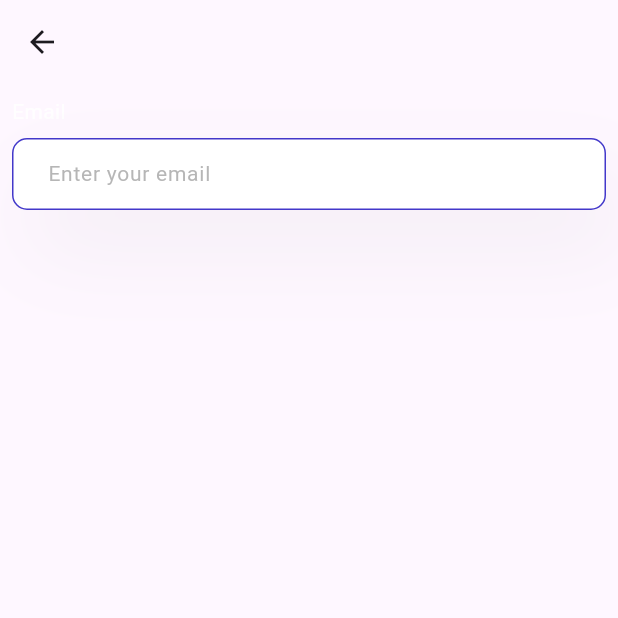
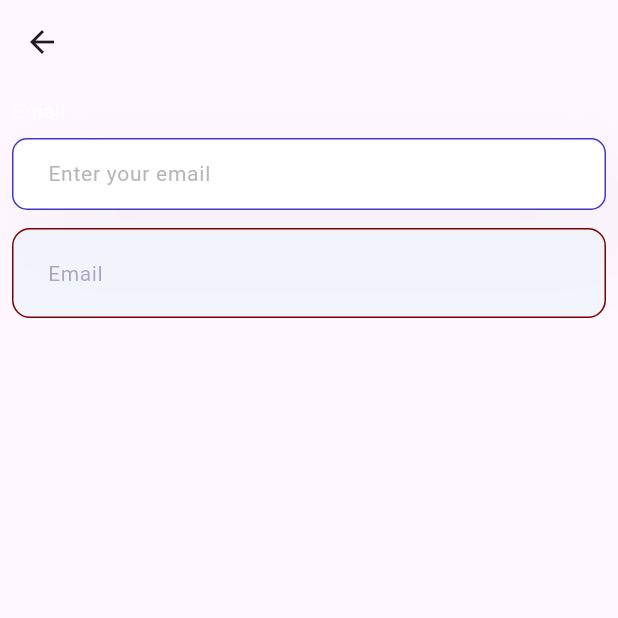
Before and after one commit to KhubaibJamal/FYP, a Flutter app: the InputTextFields screen opened directly, on a phone screen of 412 x 824 dp, the top half of it. Run offline on Flutter 3.47's test engine with Material 3 defaults, Android fonts, the phone set to English and light mode, and no system bars.

Commit message:
textFields:adding custom textfield

```diff
--- a/lib/home/input_text_fields.dart
+++ b/lib/home/input_text_fields.dart
@@ -1,5 +1,6 @@
 import 'package:flutter/material.dart';
 import 'package:fyp/text%20fields/input_text_field1.dart';
+import 'package:fyp/text%20fields/input_text_field2.dart';
 
 class InputTextFields extends StatelessWidget {
   InputTextFields({super.key});
@@ -17,6 +18,13 @@ class InputTextFields extends StatelessWidget {
             children: [
               InputTextField1(inputController: controller),
               const SizedBox(height: 10),
+              CustomTextField(
+                readOnly: false,
+                controller: controller,
+                hintText: "Email",
+                enabled: true,
+              ),
+              const SizedBox(height: 10),
             ],
           ),
         ),
--- /dev/null
+++ b/lib/text fields/input_text_field2.dart
@@ -0,0 +1,192 @@
+import 'package:flutter/material.dart';
+import 'package:flutter/services.dart';
+
+class CustomTextField extends StatefulWidget {
+  const CustomTextField(
+      {Key? key,
+      this.minLines,
+      this.maxLength,
+      required this.readOnly,
+      this.maxLines,
+      this.prefix,
+      this.suffix,
+      this.errorText,
+      required this.controller,
+      required this.hintText,
+      this.onFieldSubmitted,
+      this.onChanged,
+      required this.enabled,
+      this.validator,
+      this.focusNode,
+      this.isPasswordField = false,
+      this.inputFormatters,
+      this.type})
+      : super(key: key);
+  final TextEditingController controller;
+  final String hintText;
+  final FocusNode? focusNode;
+  final void Function(String)? onFieldSubmitted;
+  final void Function(String)? onChanged;
+  final int? maxLines;
+  final String? errorText;
+  final int? minLines;
+  final Widget? prefix;
+  final Widget? suffix;
+  final int? maxLength;
+  final bool readOnly;
+  final bool enabled;
+  final String? Function(String? value)? validator;
+  final TextInputType? type;
+  final bool isPasswordField;
+  final List<TextInputFormatter>? inputFormatters;
+
+  @override
+  State<CustomTextField> createState() => _CustomTextFieldState();
+}
+
+class _CustomTextFieldState extends State<CustomTextField> {
+  bool isPasswordVisible = false;
+
+  @override
+  Widget build(BuildContext context) {
+    return TextFormField(
+      inputFormatters: widget.inputFormatters,
+      onChanged: widget.onChanged,
+      style: Theme.of(context).textTheme.titleSmall,
+      focusNode: widget.focusNode,
+      autofocus: false,
+      maxLength: widget.maxLength,
+      minLines: widget.minLines,
+      readOnly: widget.readOnly,
+      maxLines: widget.isPasswordField ? 1 : widget.maxLines,
+      enabled: widget.enabled,
+      validator: widget.validator,
+      onFieldSubmitted: widget.onFieldSubmitted,
+      keyboardType: widget.type,
+      autovalidateMode: AutovalidateMode.onUserInteraction,
+      onEditingComplete: () => FocusScope.of(context).nextFocus(),
+      textInputAction: TextInputAction.next,
+      obscureText: widget.isPasswordField && !isPasswordVisible,
+      decoration: InputDecoration(
+        errorText: widget.errorText,
+        prefixIcon: widget.prefix,
+        suffixIcon: widget.suffix == null && widget.isPasswordField
+            ? IconButton(
+                onPressed: () {
+                  setState(() {
+                    isPasswordVisible = !isPasswordVisible;
+                  });
+                },
+                icon: Icon(isPasswordVisible
+                    ? Icons.visibility_off
+                    : Icons.visibility),
+                color: Theme.of(context).primaryColor,
+              )
+            : widget.suffix,
+        contentPadding: const EdgeInsets.all(20.0),
+        fillColor: const Color(0xFFeef4fb).withOpacity(0.7),
+        filled: true,
+        label: Text(widget.hintText),
+        border: OutlineInputBorder(
+          borderRadius: BorderRadius.circular(12.0),
+          borderSide: const BorderSide(color: Color(0xff7e0102)),
+        ),
+        labelStyle: Theme.of(context).textTheme.bodySmall!.copyWith(
+            fontSize: 14.0,
+            color: Theme.of(context).primaryColor.withOpacity(.5)),
+        enabledBorder: OutlineInputBorder(
+          borderRadius: BorderRadius.circular(12.0),
+          borderSide: const BorderSide(color: Color(0xff7e0102)),
+        ),
+        focusedBorder: OutlineInputBorder(
+          borderRadius: BorderRadius.circular(12.0),
+          borderSide: const BorderSide(color: const Color(0xff7e0102)),
+        ),
+      ),
+      controller: widget.controller,
+    );
+  }
+}
+
+class CustomPasswordTextField extends StatefulWidget {
+  final TextEditingController controller;
+  final String hintText;
+  final FocusNode? focusNode;
+  final int? maxLength;
+  final bool isPasswordField;
+  final String? Function(String? value)? validator;
+  final TextInputType? type;
+
+  const CustomPasswordTextField(
+      {Key? key,
+      required this.controller,
+      required this.hintText,
+      this.validator,
+      this.focusNode,
+      required this.isPasswordField,
+      this.type,
+      this.maxLength})
+      : super(key: key);
+
+  @override
+  State<CustomPasswordTextField> createState() =>
+      _CustomPasswordTextFieldState();
+}
+
+class _CustomPasswordTextFieldState extends State<CustomPasswordTextField> {
+  bool obscureText = true;
+
+  @override
+  Widget build(BuildContext context) {
+    return TextFormField(
+      obscureText: obscureText,
+      focusNode: widget.focusNode,
+      autofocus: false,
+      maxLength: widget.maxLength,
+      validator: widget.validator,
+      keyboardType: widget.type,
+      autovalidateMode: AutovalidateMode.onUserInteraction,
+      onEditingComplete: () => FocusScope.of(context).nextFocus(),
+      textInputAction: TextInputAction.next,
+      decoration: InputDecoration(
+        suffixIcon: !widget.isPasswordField
+            ? null
+            : IconButton(
+                onPressed: () {
+                  setState(() {});
+                  obscureText = !obscureText;
+                },
+                icon: passwordIcon(obscureText),
+              ),
+        contentPadding: const EdgeInsets.all(20.0),
+        // fillColor: Theme.of(context).scaffoldBackgroundColor,
+        fillColor: const Color(0xFFeef4fb).withOpacity(0.7),
+        filled: true,
+        label: Text(widget.hintText),
+        border: OutlineInputBorder(
+            borderRadius: BorderRadius.circular(12.0),
+            borderSide: BorderSide(color: Theme.of(context).primaryColor)),
+        labelStyle: Theme.of(context).textTheme.bodySmall!.copyWith(
+            fontSize: 14.0,
+            color: Theme.of(context).primaryColor.withOpacity(.5)),
+        enabledBorder: OutlineInputBorder(
+            borderRadius: BorderRadius.circular(12.0),
+            borderSide: BorderSide(color: Theme.of(context).primaryColor)),
+        focusedBorder: OutlineInputBorder(
+            borderRadius: BorderRadius.circular(12.0),
+            borderSide: BorderSide(color: Theme.of(context).primaryColor)),
+      ),
+      controller: widget.controller,
+    );
+  }
+
+  Icon passwordIcon(bool obscure) {
+    return obscure
+        ? const Icon(
+            Icons.visibility,
+          )
+        : const Icon(
+            Icons.visibility_off,
+          );
+  }
+}
```
